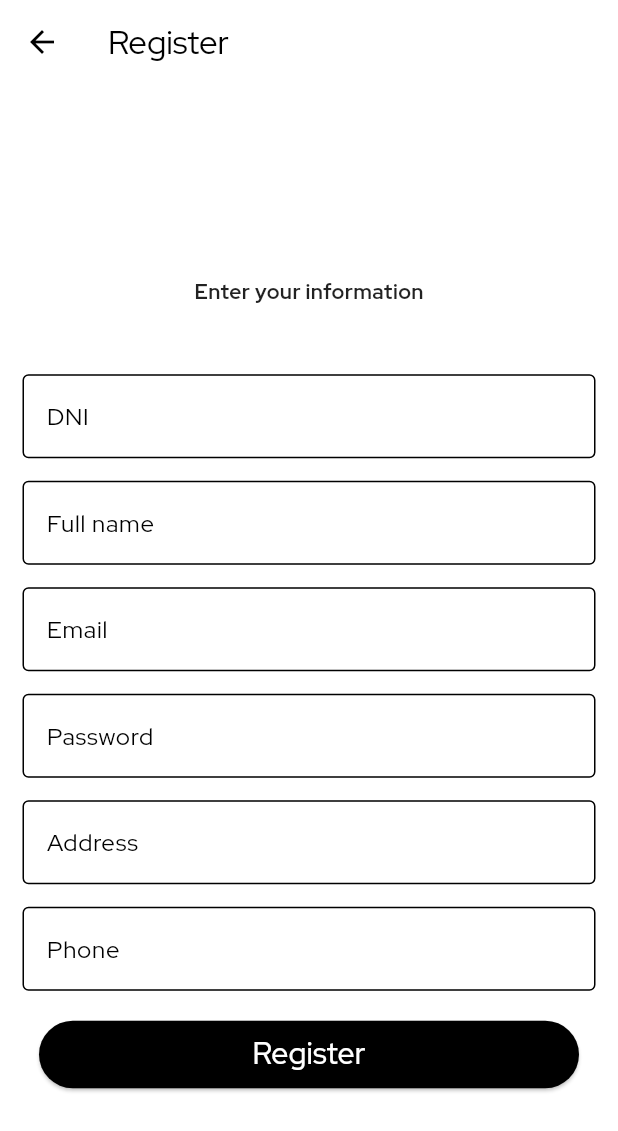
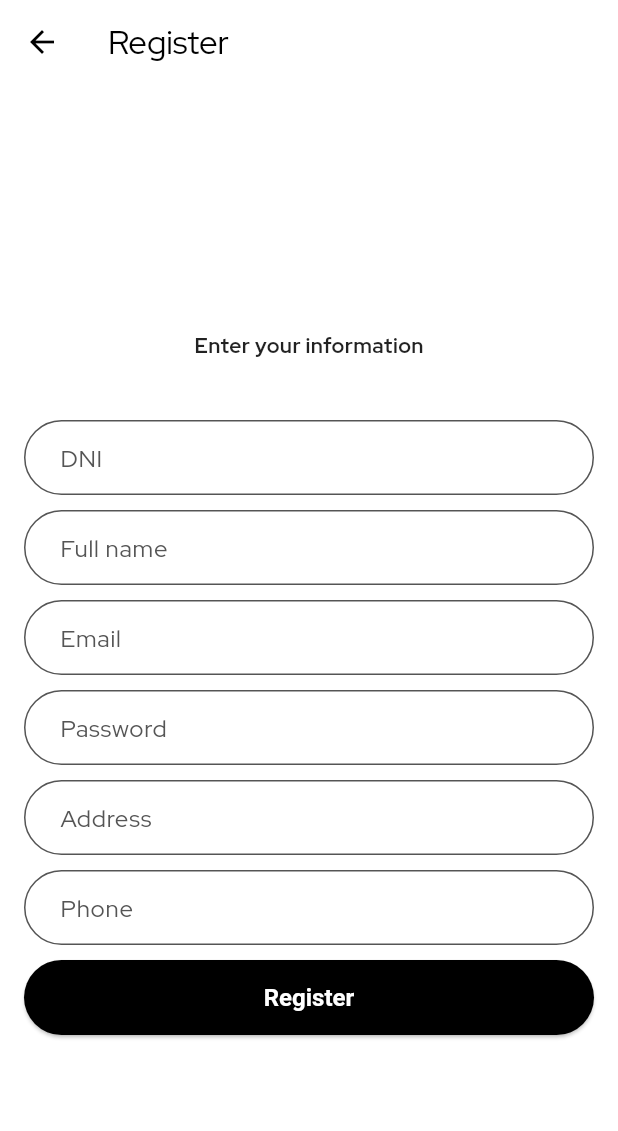
Before and after one commit to jhonquitian1305/order_picker_flutter, a Flutter app: the RegisterUserScreen screen opened directly, after a tap on "Register", on a phone screen of 412 x 824 dp. Shown: the top 1131 px of the screen. Run offline on Flutter 3.47's test engine with Material 2 defaults, Android fonts, the phone set to English and light mode, and no system bars; our stand-ins replace firebase_core, firebase_storage, flutter_riverpod, google_fonts, image_picker, jwt_decoder and 2 more; accounts and stored records are empty; network calls fail.

Commit message:
refactor register screen ui

```diff
--- a/lib/presentation/widgets/register_form.dart
+++ b/lib/presentation/widgets/register_form.dart
@@ -1,13 +1,16 @@
 import 'dart:convert';
+
 import 'package:flutter/material.dart';
 import 'package:http/http.dart';
 import 'package:order_picker/domain/entities/user.dart';
 import 'package:order_picker/infrastructure/constants/url_string.dart';
-import 'package:order_picker/presentation/widgets/basic_form_button.dart';
-import 'package:order_picker/presentation/widgets/basic_form_field.dart';
+import 'package:order_picker/presentation/widgets/button.dart';
+import 'package:order_picker/presentation/widgets/rounded_text_field.dart';
+import 'package:tabler_icons/tabler_icons.dart';
 
 class RegisterForm extends StatelessWidget {
   RegisterForm({super.key, required this.userRole});
+
   final Role userRole;
   final TextEditingController dniController = TextEditingController();
   final TextEditingController fullNameController = TextEditingController();
@@ -18,10 +21,12 @@ class RegisterForm extends StatelessWidget {
   final TextEditingController phoneController = TextEditingController();
 
   final TextEditingController roleController = TextEditingController();
+
   @override
   Widget build(BuildContext context) {
     return Center(
       child: SingleChildScrollView(
+        padding: const EdgeInsets.all(16),
         child: Column(
           children: <Widget>[
             const Padding(
@@ -33,63 +38,46 @@ class RegisterForm extends StatelessWidget {
                 ),
               ),
             ),
-            Padding(
-              padding: const EdgeInsets.only(
-                  left: 15.0, right: 15.0, top: 15, bottom: 0),
-              child: BasicFormField(
+            const SizedBox(height: 10),
+            RoundedTextField(
               textController: dniController,
               labelText: "DNI",
               hintText: "Enter your DNI.",
             ),
-            ),
-            Padding(
-              padding: const EdgeInsets.only(
-                  left: 15.0, right: 15.0, top: 15, bottom: 0),
-              child: BasicFormField(
+            const SizedBox(height: 10),
+            RoundedTextField(
               textController: fullNameController,
               labelText: "Full name",
               hintText: "Enter your full name.",
             ),
-            ),
-            Padding(
-              padding: const EdgeInsets.only(
-                  left: 15.0, right: 15.0, top: 15, bottom: 0),
-              child: BasicFormField(
+            const SizedBox(height: 10),
+            RoundedTextField(
               textController: emailController,
               labelText: "Email",
               hintText: "Enter your email.",
             ),
-            ),
-            Padding(
-              padding: const EdgeInsets.only(
-                  left: 15.0, right: 15.0, top: 15, bottom: 0),
-              child: BasicFormField(
+            const SizedBox(height: 10),
+            RoundedTextField(
               textController: passwordController,
               obscureText: true,
               labelText: "Password",
               hintText: "Enter your password.",
             ),
-            ),
-            Padding(
-              padding: const EdgeInsets.only(
-                  left: 15.0, right: 15.0, top: 15, bottom: 0),
-              child: BasicFormField(
+            const SizedBox(height: 10),
+            RoundedTextField(
               textController: addressController,
               labelText: "Address",
               hintText: "Enter your address.",
             ),
-            ),
-            Padding(
-              padding: const EdgeInsets.only(
-                  left: 15.0, right: 15.0, top: 15, bottom: 0),
-              child: BasicFormField(
+            const SizedBox(height: 10),
+            RoundedTextField(
               textController: phoneController,
               labelText: "Phone",
               hintText: "Enter your phone number.",
             ),
-            ),
-            BasicFormButton(
-                text: "Register",
+            const SizedBox(height: 10),
+            Button(
+                child: const Text("Register"),
                 onPressed: () async {
                   bool logged = await register(
                       dni: dniController.text,
@@ -102,9 +90,25 @@ class RegisterForm extends StatelessWidget {
                   if (context.mounted) {
                     logged
                         ? customAlertDialog(
-                            context, "", "Te has registrado exitosamente.")
-                        : customAlertDialog(context, "Error",
-                            "Revisa que hayas ingresado todos los campos correctamente.");
+                            context: context,
+                            title: "Success",
+                            content: "You have been registered successfully.",
+                            icon: const Icon(
+                              TablerIcons.user_check,
+                              size: 50,
+                              color: Color.fromRGBO(180, 180, 180, 1.0),
+                            ),
+                          )
+                        : customAlertDialog(
+                            context: context,
+                            title: "Error",
+                            content: "Check your data and try again.",
+                            icon: const Icon(
+                              TablerIcons.user_x,
+                              size: 50,
+                              color: Color.fromRGBO(180, 180, 180, 1.0),
+                            ),
+                          );
                   }
                 }),
           ],
@@ -142,21 +146,27 @@ Future<bool> register({
 }
 
 Future<String?> customAlertDialog(
-    BuildContext context, String title, String content) {
+    {required BuildContext context,
+    required String title,
+    required String content,
+    Icon? icon}) {
   return showDialog<String>(
     context: context,
     builder: (BuildContext context) => AlertDialog(
       title: Text(title),
-      content: Text(
+      content: Column(
+        mainAxisSize: MainAxisSize.min,
+        children: [
+          icon!,
+          Text(
             content,
           ),
+        ],
+      ),
       actions: <Widget>[
-        TextButton(
+        Button(
           onPressed: () => Navigator.pop(context, 'OK'),
-          child: const Text(
-            'OK',
-            style: TextStyle(color: Colors.white, fontSize: 20),
-          ),
+          child: const Text('OK'),
         ),
       ],
     ),
```
Also changed, not shown: lib/presentation/screens/login_screen.dart (+15 -8 lines). Lines whose indentation alone changed are shown as unchanged.
